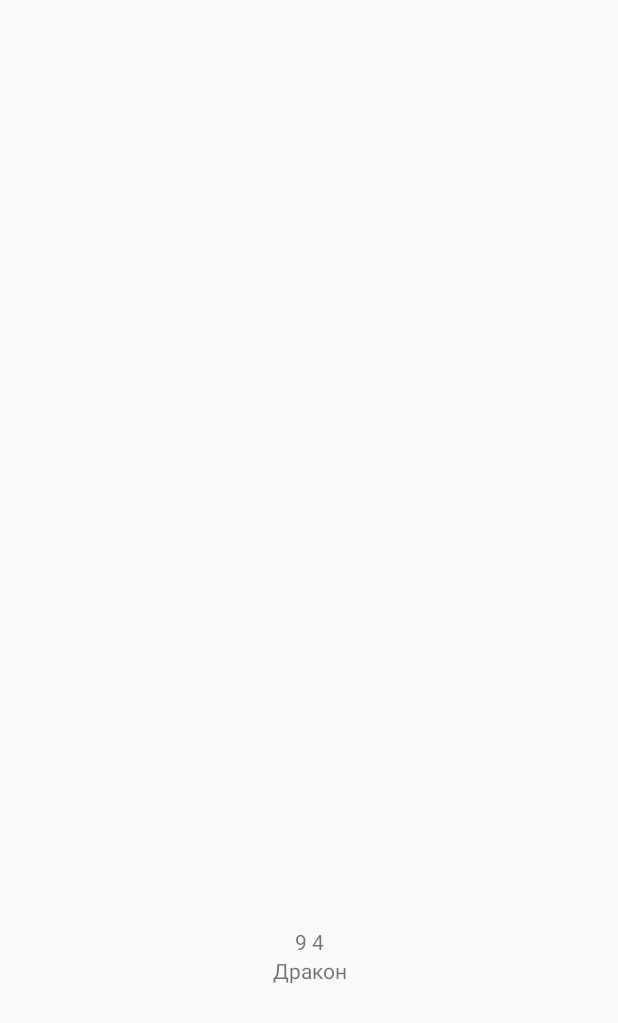
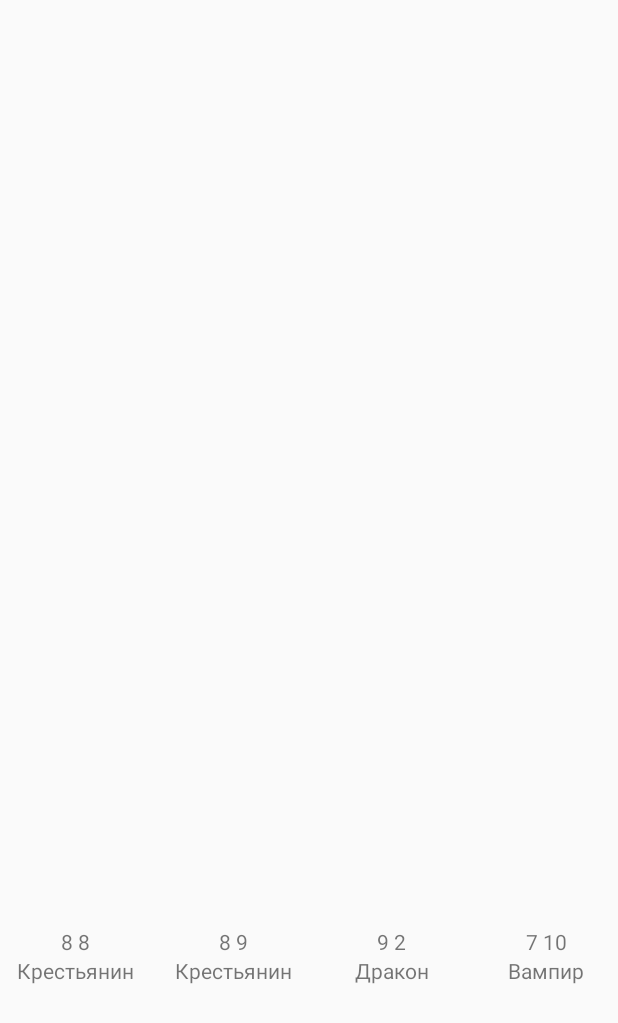
Before and after one commit to Paycel/AbodeOfLegends, an Android app: the BattleActivity screen opened directly, with no data from a screen before it, on a phone screen of 412 x 824 dp. Before the commit the part shown is almost empty. Shown: the top 1023 px of the screen. Run offline under Robolectric (Android 15) with nearby library versions, the phone set to English and light mode, and no system bars; 1 statement that could not run was skipped.

Commit message:
No hardcode, new activity

```diff
--- a/app/src/main/java/com/example/adobeoflegends/Battle.java
+++ b/app/src/main/java/com/example/adobeoflegends/Battle.java
@@ -3,14 +3,15 @@ package com.example.adobeoflegends;
 public class Battle{
     Player player;
     Enemy enemy;
+    public static final int numsOfCards = 4;
 
     Battle(){
-        Card[] temp = new Card[3];
-        for (int i = 0; i < 3; i++)
+        Card[] temp = new Card[numsOfCards];
+        for (int i = 0; i < numsOfCards; i++)
             temp[i] = new Card();
         player = new Player(20, 30, temp);
-        Card[] temp1 = new Card[3];
-        for (int i = 0; i < 3; i++)
+        Card[] temp1 = new Card[numsOfCards];
+        for (int i = 0; i < numsOfCards; i++)
             temp1[i] = new Card();
         enemy = new Enemy(30, 20, temp1);
     }
--- a/app/src/main/java/com/example/adobeoflegends/BattleActivity.java
+++ b/app/src/main/java/com/example/adobeoflegends/BattleActivity.java
@@ -1,18 +1,28 @@
 package com.example.adobeoflegends;
 
 import android.app.Activity;
+import android.graphics.Color;
 import android.os.Bundle;
 import android.text.Layout;
 import android.view.Gravity;
+import android.view.LayoutInflater;
+import android.view.MotionEvent;
+import android.view.View;
 import android.view.ViewGroup;
 import android.view.ViewTreeObserver;
 import android.widget.LinearLayout;
+import android.widget.RelativeLayout;
 import android.widget.TextView;
 
 import androidx.annotation.Nullable;
 import androidx.appcompat.app.AppCompatActivity;
+import androidx.constraintlayout.widget.ConstraintLayout;
 
 public class BattleActivity extends AppCompatActivity {
+    int topY, leftX, rightX, bottomY;
+    int eX, eY;
+    int offset_x = 0, offset_y = 0;
+    boolean dropFlag = false, touchFlag = false;
 
     @Override
     protected void onCreate(Bundle savedInstanceState) {
@@ -20,61 +30,108 @@ public class BattleActivity extends AppCompatActivity {
         getSupportActionBar().hide();
         setContentView(R.layout.activity_battle);
         final Battle battle = new Battle();
-        final LinearLayout playerDeckLayout = (LinearLayout) findViewById(R.id.player_deck);
+        final ConstraintLayout playerDeckLayout = (ConstraintLayout) findViewById(R.id.player_deck);
+        View root = findViewById(android.R.id.content).getRootView();
+        final LinearLayout card1 = (LinearLayout) findViewById(R.id.card1);
 
+        card1.setOnTouchListener(this);
+        root.setOnTouchListener(new View.OnTouchListener(){
+            @Override
+            public boolean onTouch(View v, MotionEvent event) {
+                switch (event.getActionMasked()){
+                    case MotionEvent.ACTION_DOWN:
+                        topY = card1.getTop();
+                        leftX = card1.getLeft();
+                        rightX = card1.getRight();
+                        bottomY = card1.getBottom();
+                        break;
+                    case MotionEvent.ACTION_MOVE:
+                        eX = (int) event.getX();
+                        eY = (int) event.getY();
+                        int x = (int) event.getX() - offset_x;
+                        int y = (int) event.getY() - offset_y;
+                        int w = getWindowManager().getDefaultDisplay().getWidth() - 50;
+                        int h = getWindowManager().getDefaultDisplay().getHeight() - 10;
+                        if (x > w) x = w;
+                        if (y > h) y = h;
+                        RelativeLayout.LayoutParams lp = new RelativeLayout.LayoutParams(new ViewGroup.MarginLayoutParams(RelativeLayout.LayoutParams.WRAP_CONTENT, RelativeLayout.LayoutParams.WRAP_CONTENT));
+                        lp.setMargins(x, y, 0, 0);
+
+                        if (eX > leftX && eX < rightX && eY > topY && eY < bottomY) {
+
+                            dropFlag = true;
+                        } else {
+                            card1.setBackgroundColor(Color.BLUE);
+                        }
+                        card1.setLayoutParams(lp);
+
+                        break;
+
+                     case MotionEvent.ACTION_UP:
+                         touchFlag = false;
+                         if (dropFlag) {
+                             dropFlag = false;
+                         } else {
+                         }
+                         break;
+
+
+                }
+                return true;
+            }
+        });
         ViewTreeObserver observer = playerDeckLayout.getViewTreeObserver();
         observer.addOnGlobalLayoutListener(new ViewTreeObserver.OnGlobalLayoutListener() {
             @Override
             public void onGlobalLayout() {
                 playerDeckLayout.getViewTreeObserver().removeGlobalOnLayoutListener(this);
-                createCardsLayouts(playerDeckLayout, battle, 0);
-                createCardsLayouts(playerDeckLayout, battle, 1);
-
+                for (int i = 0; i < Battle.numsOfCards; i++)
+                createCardsLayouts(playerDeckLayout, battle, i);
             }
         });
 
-
     }
 
-
-    void createCardsLayouts(LinearLayout linearLayout, Battle battle, int i){
+    // отчаянная попытка создать вручную, но неудачно
+    void createCardsLayouts(ConstraintLayout playerDeck, Battle battle, int i){
         Card cards[] = battle.player.cards;
         LinearLayout.LayoutParams layoutParams = new LinearLayout.LayoutParams(LinearLayout.LayoutParams.MATCH_PARENT, LinearLayout.LayoutParams.MATCH_PARENT);
-        linearLayout.setOrientation(LinearLayout.HORIZONTAL);
-        linearLayout.setWeightSum(2);
+        LinearLayout card = (LinearLayout) findViewById(R.id.card1);
+        // Layout for 1 card
+        switch (i){
+            case 0:  card = (LinearLayout) findViewById(R.id.card1); break;
+            case 1:  card = (LinearLayout) findViewById(R.id.card2); break;
+            case 2:  card = (LinearLayout) findViewById(R.id.card3); break;
+            case 3:  card = (LinearLayout) findViewById(R.id.card4); break;
+        }
 
-        // Layout for 1 card
-        LinearLayout linearLayout1 = new LinearLayout(linearLayout.getContext());
-        linearLayout1.setOrientation(LinearLayout.VERTICAL);
-        linearLayout1.setWeightSum(3);
 
         // Card Image
-        LinearLayout linearLayout2 = new LinearLayout(linearLayout1.getContext());
-        linearLayout2.setOrientation(LinearLayout.VERTICAL);
+        LinearLayout image = new LinearLayout(card.getContext());
+        image.setOrientation(LinearLayout.VERTICAL);
 
         // Card stats (HP and Mana)
-        LinearLayout linearLayout3 = new LinearLayout(linearLayout1.getContext());
-        linearLayout3.setOrientation(LinearLayout.VERTICAL);
+        LinearLayout lstats = new LinearLayout(card.getContext());
+        lstats.setOrientation(LinearLayout.VERTICAL);
         // change to 4 layouts
-        TextView stats = new TextView(linearLayout3.getContext());
+        TextView stats = new TextView(lstats.getContext());
         String statsString = cards[i].damagePoints + " " + cards[i].healthPoints;
         stats.setText(statsString);
         stats.setGravity(Gravity.CENTER);
-        linearLayout3.addView(stats, layoutParams);
+        lstats.addView(stats, layoutParams);
 
         // Card description
-        LinearLayout linearLayout4 = new LinearLayout(linearLayout1.getContext());
-        linearLayout4.setOrientation(LinearLayout.VERTICAL);
-        TextView description = new TextView(linearLayout4.getContext());
+        LinearLayout ldescription = new LinearLayout(card.getContext());
+        ldescription.setOrientation(LinearLayout.VERTICAL);
+        TextView description = new TextView(ldescription.getContext());
         description.setText(cards[i].name);
         description.setGravity(Gravity.CENTER);
-        linearLayout4.addView(description, layoutParams);
+        ldescription.addView(description, layoutParams);
 
         // union to main layout
-        linearLayout1.addView(linearLayout2);
-        linearLayout1.addView(linearLayout3);
-        linearLayout1.addView(linearLayout4);
-        linearLayout.addView(linearLayout1, layoutParams);
+        card.addView(image);
+        card.addView(lstats);
+        card.addView(ldescription);
 
     }
 
--- a/app/src/main/java/com/example/adobeoflegends/MainActivity.java
+++ b/app/src/main/java/com/example/adobeoflegends/MainActivity.java
@@ -7,7 +7,7 @@ import android.os.Handler;
 
 public class MainActivity extends Activity {
 
-    private final int SPLASH_DISPLAY_LENGTH = 3 * 1000;
+    private final int SPLASH_DISPLAY_LENGTH = 1 * 1000;
 
     @Override
     protected void onCreate(Bundle savedInstanceState) {
--- a/app/src/main/res/layout/activity_battle.xml
+++ b/app/src/main/res/layout/activity_battle.xml
@@ -1,34 +1,80 @@
 <?xml version="1.0" encoding="utf-8"?>
 <LinearLayout xmlns:android="http://schemas.android.com/apk/res/android"
+    xmlns:app="http://schemas.android.com/apk/res-auto"
+    xmlns:tools="http://schemas.android.com/tools"
     android:layout_width="match_parent"
     android:layout_height="match_parent"
     android:orientation="vertical">
 
-    <LinearLayout
+    <androidx.constraintlayout.widget.ConstraintLayout
         android:id="@+id/enemy_deck"
         android:layout_width="match_parent"
         android:layout_height="match_parent"
-        android:layout_weight="1"
-        android:orientation="horizontal"></LinearLayout>
+        android:layout_weight="1">
 
-    <LinearLayout
+    </androidx.constraintlayout.widget.ConstraintLayout>
+
+    <androidx.constraintlayout.widget.ConstraintLayout
         android:id="@+id/enemy_table"
         android:layout_width="match_parent"
         android:layout_height="match_parent"
-        android:layout_weight="1"
-        android:orientation="horizontal"></LinearLayout>
+        android:layout_weight="1">
 
-    <LinearLayout
+    </androidx.constraintlayout.widget.ConstraintLayout>
+
+    <androidx.constraintlayout.widget.ConstraintLayout
         android:id="@+id/player_table"
         android:layout_width="match_parent"
         android:layout_height="match_parent"
-        android:layout_weight="1"
-        android:orientation="horizontal"></LinearLayout>
+        android:layout_weight="1">
 
-    <LinearLayout
+    </androidx.constraintlayout.widget.ConstraintLayout>
+
+    <androidx.constraintlayout.widget.ConstraintLayout
         android:id="@+id/player_deck"
         android:layout_width="match_parent"
         android:layout_height="match_parent"
-        android:layout_weight="1"
-        android:orientation="horizontal"/>
+        android:layout_weight="1">
+
+        <LinearLayout
+            android:id="@+id/card4"
+            android:layout_width="100dp"
+            android:layout_height="0dp"
+            android:layout_marginStart="5dp"
+            android:orientation="vertical"
+            app:layout_constraintBottom_toBottomOf="parent"
+            app:layout_constraintEnd_toEndOf="parent"
+            app:layout_constraintStart_toEndOf="@+id/card3"
+            app:layout_constraintTop_toTopOf="parent"></LinearLayout>
+
+        <LinearLayout
+            android:id="@+id/card3"
+            android:layout_width="100dp"
+            android:layout_height="0dp"
+            android:layout_marginStart="5dp"
+            android:orientation="vertical"
+            app:layout_constraintBottom_toBottomOf="parent"
+            app:layout_constraintStart_toEndOf="@+id/card2"
+            app:layout_constraintTop_toTopOf="parent"></LinearLayout>
+
+        <LinearLayout
+            android:id="@+id/card2"
+            android:layout_width="100dp"
+            android:layout_height="0dp"
+            android:layout_marginStart="5dp"
+            android:orientation="vertical"
+            app:layout_constraintBottom_toBottomOf="parent"
+            app:layout_constraintStart_toEndOf="@+id/card1"
+            app:layout_constraintTop_toTopOf="parent"></LinearLayout>
+
+        <LinearLayout
+            android:id="@+id/card1"
+            android:layout_width="100dp"
+            android:layout_height="0dp"
+            android:orientation="vertical"
+            app:layout_constraintBottom_toBottomOf="parent"
+            app:layout_constraintStart_toStartOf="parent"
+            app:layout_constraintTop_toTopOf="parent"></LinearLayout>
+
+    </androidx.constraintlayout.widget.ConstraintLayout>
 </LinearLayout>
```
Also changed, not shown: app/src/main/res/layout/activity_card.xml (added, +28 -0 lines).
